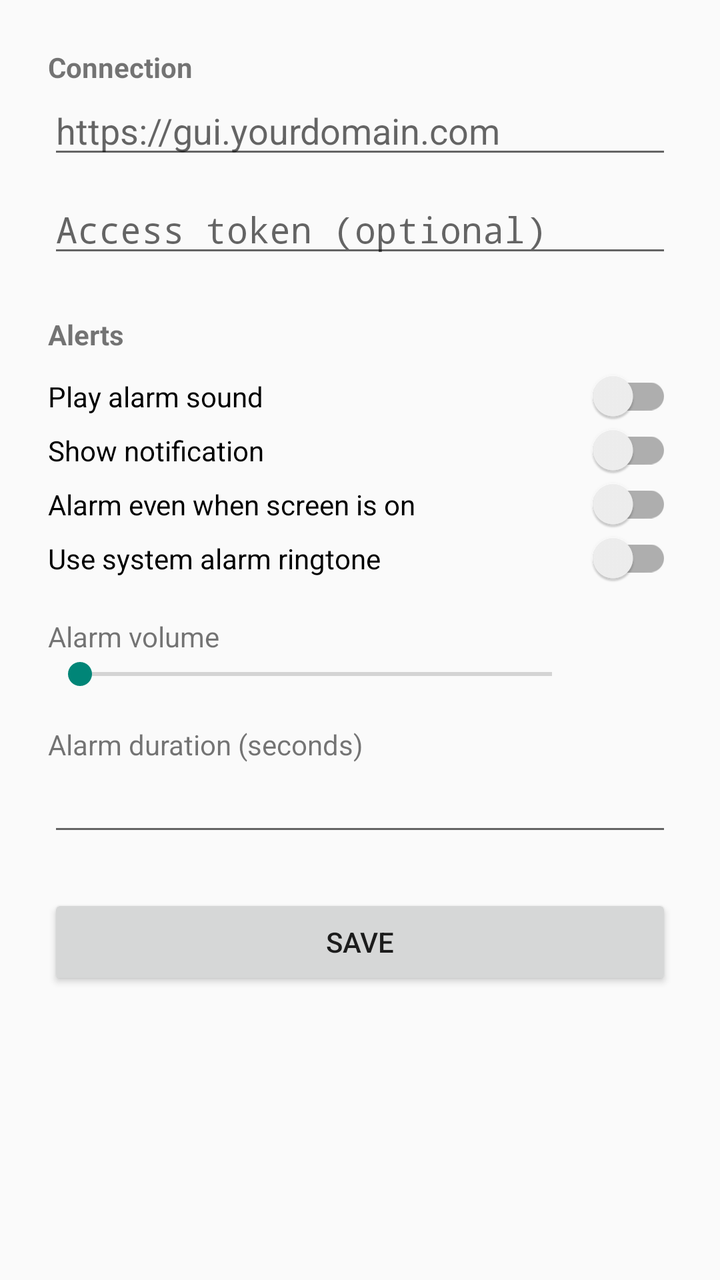
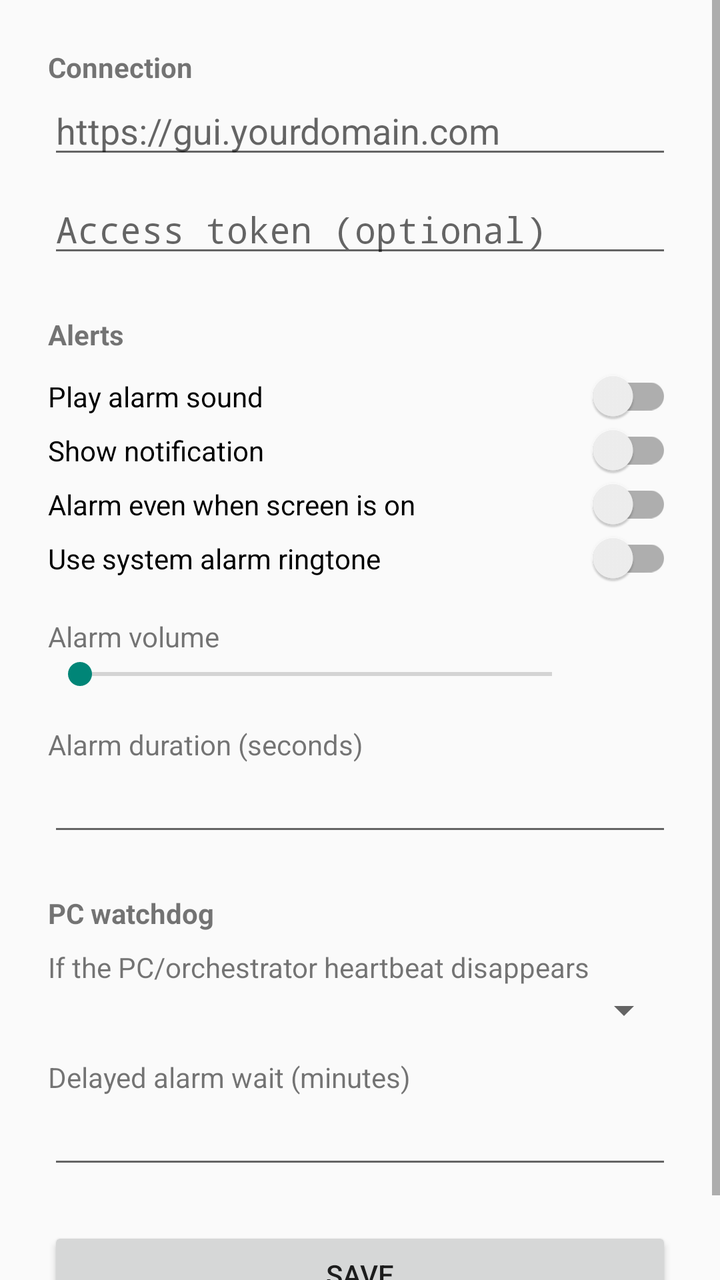

Screens rendered from an Android XML layout before and after an edit, with the pre-edit source and the edit as a unified diff.
<!-- AndroidManifest.xml: application theme Theme.TeamsMonitor -->
<!-- res/layout/activity_settings.xml -->
<?xml version="1.0" encoding="utf-8"?>
<ScrollView xmlns:android="http://schemas.android.com/apk/res/android"
    android:layout_width="match_parent"
    android:layout_height="match_parent">

    <LinearLayout
        android:layout_width="match_parent"
        android:layout_height="wrap_content"
        android:orientation="vertical"
        android:padding="24dp">

        <TextView
            android:layout_width="match_parent"
            android:layout_height="wrap_content"
            android:text="@string/section_connection"
            android:textStyle="bold" />

        <EditText
            android:id="@+id/server_url"
            android:layout_width="match_parent"
            android:layout_height="wrap_content"
            android:hint="@string/server_url_hint"
            android:inputType="textUri"
            android:autofillHints=""
            android:importantForAutofill="no" />

        <EditText
            android:id="@+id/token"
            android:layout_width="match_parent"
            android:layout_height="wrap_content"
            android:layout_marginTop="8dp"
            android:hint="@string/token_hint"
            android:inputType="textPassword"
            android:autofillHints=""
            android:importantForAutofill="no" />

        <TextView
            android:layout_width="match_parent"
            android:layout_height="wrap_content"
            android:layout_marginTop="24dp"
            android:text="@string/section_alerts"
            android:textStyle="bold" />

        <androidx.appcompat.widget.SwitchCompat
            android:id="@+id/alarm_enabled"
            android:layout_width="match_parent"
            android:layout_height="wrap_content"
            android:layout_marginTop="8dp"
            android:text="@string/alarm_enabled" />

        <androidx.appcompat.widget.SwitchCompat
            android:id="@+id/notif_enabled"
            android:layout_width="match_parent"
            android:layout_height="wrap_content"
            android:text="@string/notif_enabled" />

        <androidx.appcompat.widget.SwitchCompat
            android:id="@+id/alarm_screen_on"
            android:layout_width="match_parent"
            android:layout_height="wrap_content"
            android:text="@string/alarm_screen_on" />

        <androidx.appcompat.widget.SwitchCompat
            android:id="@+id/use_system_ringtone"
            android:layout_width="match_parent"
            android:layout_height="wrap_content"
            android:text="@string/use_system_ringtone" />

        <TextView
            android:layout_width="match_parent"
            android:layout_height="wrap_content"
            android:layout_marginTop="16dp"
            android:text="@string/alarm_volume_label" />

        <LinearLayout
            android:layout_width="match_parent"
            android:layout_height="wrap_content"
            android:orientation="horizontal"
            android:gravity="center_vertical">

            <SeekBar
                android:id="@+id/alarm_volume"
                android:layout_width="0dp"
                android:layout_height="wrap_content"
                android:layout_weight="1"
                android:max="100" />

            <TextView
                android:id="@+id/volume_value"
                android:layout_width="wrap_content"
                android:layout_height="wrap_content"
                android:layout_marginStart="12dp"
                android:minWidth="32dp" />
        </LinearLayout>

        <TextView
            android:layout_width="match_parent"
            android:layout_height="wrap_content"
            android:layout_marginTop="16dp"
            android:text="@string/alarm_duration_label" />

        <EditText
            android:id="@+id/alarm_duration"
            android:layout_width="match_parent"
            android:layout_height="wrap_content"
            android:inputType="number"
            android:importantForAutofill="no" />

        <Button
            android:id="@+id/save"
            android:layout_width="match_parent"
            android:layout_height="wrap_content"
            android:layout_marginTop="24dp"
            android:text="@string/save" />
    </LinearLayout>
</ScrollView>
<!-- resources referenced by this layout -->
<resources>
  <string name="alarm_duration_label">Alarm duration (seconds)</string>
  <string name="alarm_enabled">Play alarm sound</string>
  <string name="alarm_screen_on">Alarm even when screen is on</string>
  <string name="alarm_volume_label">Alarm volume</string>
  <string name="notif_enabled">Show notification</string>
  <string name="save">Save</string>
  <string name="section_alerts">Alerts</string>
  <string name="section_connection">Connection</string>
  <string name="server_url_hint">https://gui.yourdomain.com</string>
  <string name="token_hint">Access token (optional)</string>
  <string name="use_system_ringtone">Use system alarm ringtone</string>
  <style name="Theme.TeamsMonitor" parent="Theme.AppCompat.DayNight" />
</resources>

<!-- the commit's change to res/layout/activity_settings.xml (unified diff, before → after) -->
@@ -106,6 +106,37 @@
             android:inputType="number"
             android:importantForAutofill="no" />
 
+        <TextView
+            android:layout_width="match_parent"
+            android:layout_height="wrap_content"
+            android:layout_marginTop="24dp"
+            android:text="@string/section_watchdog"
+            android:textStyle="bold" />
+
+        <TextView
+            android:layout_width="match_parent"
+            android:layout_height="wrap_content"
+            android:layout_marginTop="8dp"
+            android:text="@string/heartbeat_policy_label" />
+
+        <Spinner
+            android:id="@+id/heartbeat_policy"
+            android:layout_width="match_parent"
+            android:layout_height="wrap_content" />
+
+        <TextView
+            android:layout_width="match_parent"
+            android:layout_height="wrap_content"
+            android:layout_marginTop="12dp"
+            android:text="@string/heartbeat_delay_label" />
+
+        <EditText
+            android:id="@+id/heartbeat_delay"
+            android:layout_width="match_parent"
+            android:layout_height="wrap_content"
+            android:inputType="number"
+            android:importantForAutofill="no" />
+
         <Button
             android:id="@+id/save"
             android:layout_width="match_parent"
<!-- resource entries referenced after the edit -->
@@ -4,10 +4,13 @@
   <string name="alarm_enabled">Play alarm sound</string>
   <string name="alarm_screen_on">Alarm even when screen is on</string>
   <string name="alarm_volume_label">Alarm volume</string>
+  <string name="heartbeat_delay_label">Delayed alarm wait (minutes)</string>
+  <string name="heartbeat_policy_label">If the PC/orchestrator heartbeat disappears</string>
   <string name="notif_enabled">Show notification</string>
   <string name="save">Save</string>
   <string name="section_alerts">Alerts</string>
   <string name="section_connection">Connection</string>
+  <string name="section_watchdog">PC watchdog</string>
   <string name="server_url_hint">https://gui.yourdomain.com</string>
   <string name="token_hint">Access token (optional)</string>
   <string name="use_system_ringtone">Use system alarm ringtone</string>
